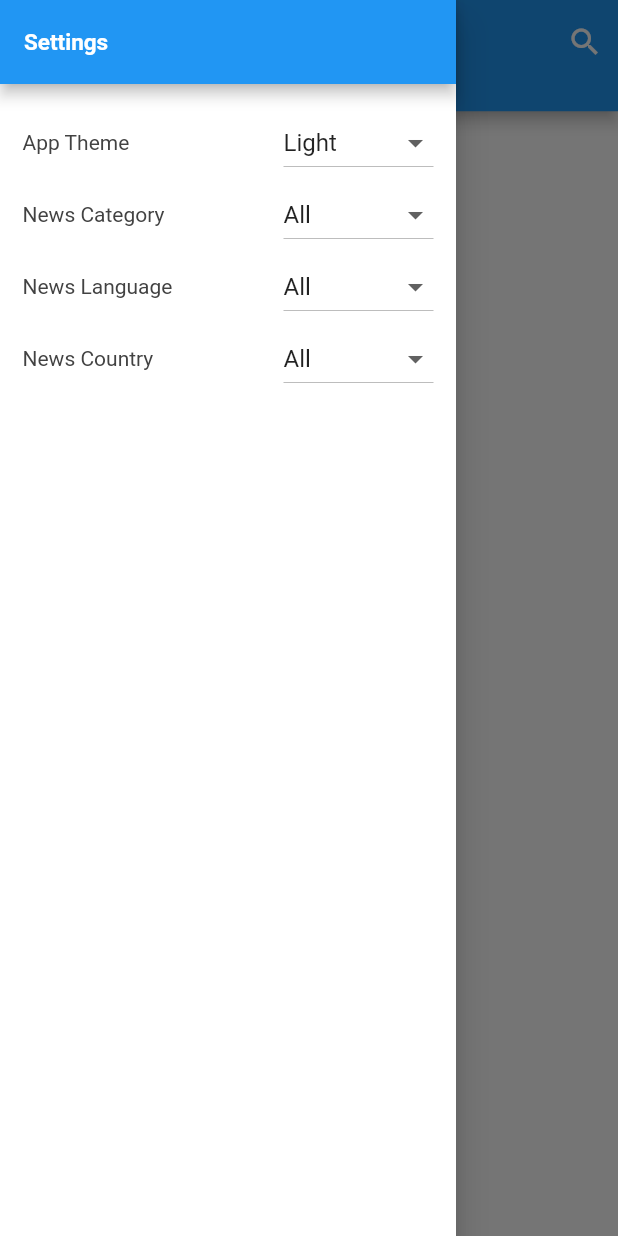
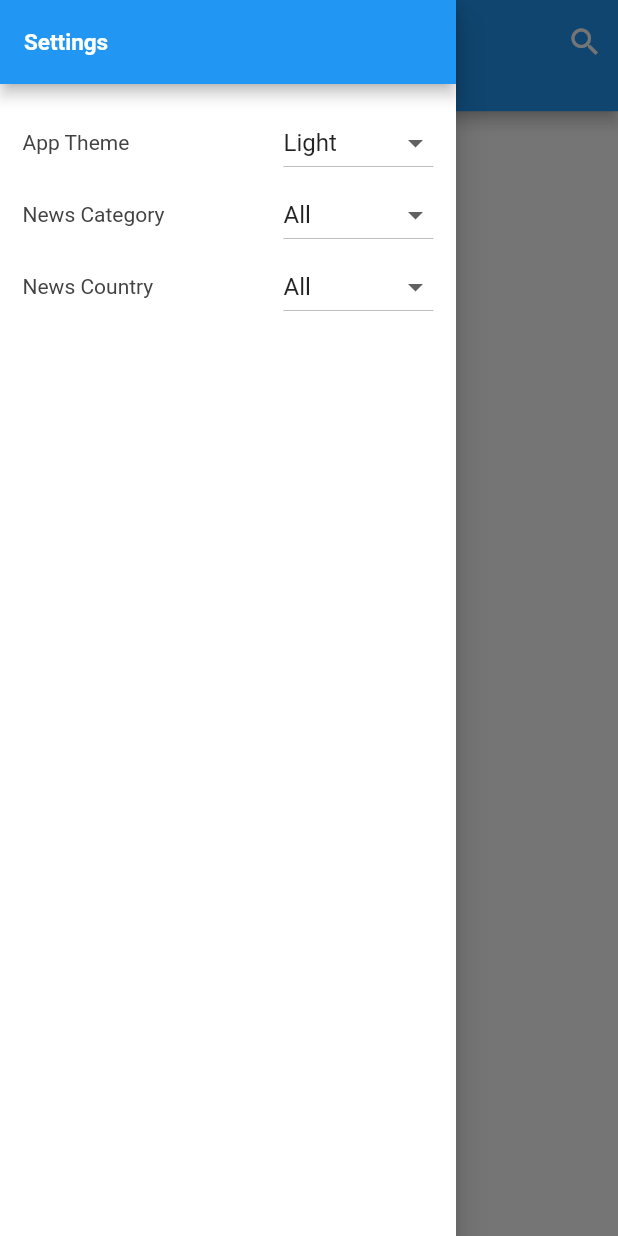
Before and after one commit to DevanshMathur/News_App_Flutter, a Flutter app: the screen it shows after launch, with the side drawer open, on a phone screen of 412 x 824 dp. Run offline on Flutter 3.47's test engine with Material 2 defaults, Android fonts, the phone set to English and light mode, and no system bars; our stand-ins replace dio, equatable, flutter_bloc, retrofit, shared_preferences; generated files the repository leaves out were written again; network calls fail.

Commit message:
commented language filter

```diff
--- a/lib/src/app/ui/home/news_home.dart
+++ b/lib/src/app/ui/home/news_home.dart
@@ -105,7 +105,7 @@ class NewsHomeState extends State<NewsHome> {
                 children: [
                   DropDownWidget("App Theme", DropDownEnum.themeEnum, switchTheme),
                   DropDownWidget("News Category", DropDownEnum.categoryEnum, updateList),
-                  DropDownWidget("News Language", DropDownEnum.languageEnum, updateList),
+                  // DropDownWidget("News Language", DropDownEnum.languageEnum, updateList),
                   DropDownWidget("News Country", DropDownEnum.countryEnum, updateList),
                 ],
               ),
```
